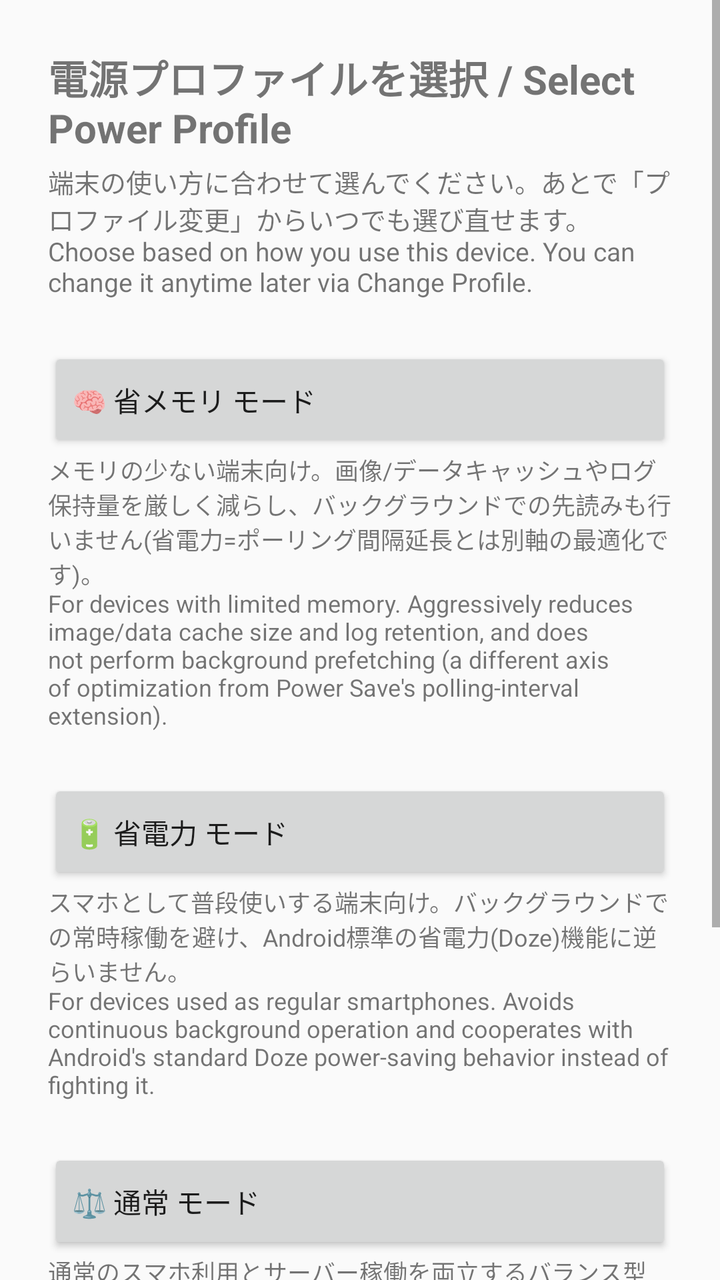
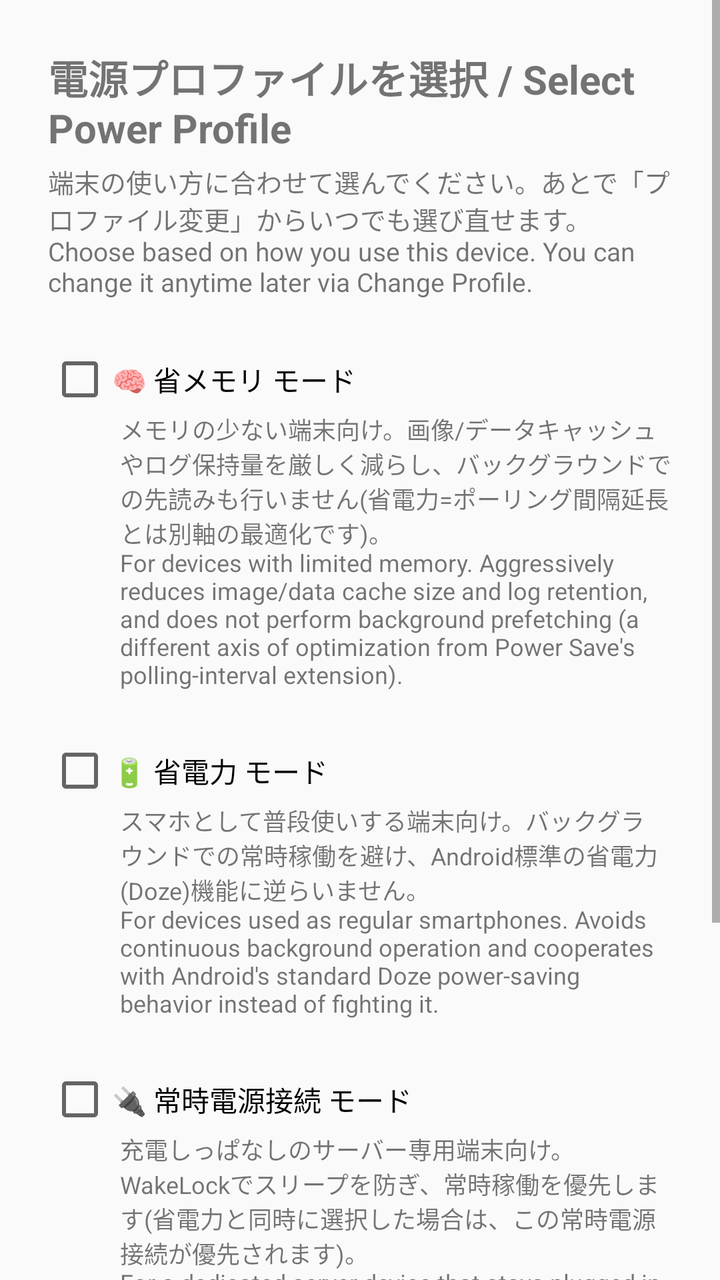

Compare the two renders of this Android layout. The source of the first and the diff that turns it into the second are given below.
<!-- AndroidManifest.xml: application theme Theme.OpenWebServer -->
<!-- res/layout/activity_profile_select.xml -->
<?xml version="1.0" encoding="utf-8"?>
<ScrollView xmlns:android="http://schemas.android.com/apk/res/android"
    android:layout_width="match_parent"
    android:layout_height="match_parent">

    
    <LinearLayout
        android:layout_width="match_parent"
        android:layout_height="wrap_content"
        android:layout_gravity="center_horizontal"
        android:maxWidth="640dp"
        android:orientation="vertical"
        android:padding="24dp">

        <TextView
            android:layout_width="match_parent"
            android:layout_height="wrap_content"
            android:text="@string/profile_select_title"
            android:textSize="20sp"
            android:textStyle="bold" />

        <TextView
            android:layout_width="match_parent"
            android:layout_height="wrap_content"
            android:layout_marginTop="4dp"
            android:layout_marginBottom="16dp"
            android:text="@string/profile_select_subtitle"
            android:textSize="13sp" />

        <Button
            android:id="@+id/buttonMemorySaver"
            android:layout_width="match_parent"
            android:layout_height="wrap_content"
            android:layout_marginTop="8dp"
            android:paddingTop="16dp"
            android:paddingBottom="16dp"
            android:text="@string/profile_memory_saver_button"
            android:textAlignment="viewStart" />

        <TextView
            android:layout_width="match_parent"
            android:layout_height="wrap_content"
            android:layout_marginBottom="16dp"
            android:text="@string/profile_memory_saver_desc"
            android:textSize="12sp" />

        <Button
            android:id="@+id/buttonPowerSave"
            android:layout_width="match_parent"
            android:layout_height="wrap_content"
            android:layout_marginTop="8dp"
            android:paddingTop="16dp"
            android:paddingBottom="16dp"
            android:text="@string/profile_power_save_button"
            android:textAlignment="viewStart" />

        <TextView
            android:layout_width="match_parent"
            android:layout_height="wrap_content"
            android:layout_marginBottom="16dp"
            android:text="@string/profile_power_save_desc"
            android:textSize="12sp" />

        <Button
            android:id="@+id/buttonNormal"
            android:layout_width="match_parent"
            android:layout_height="wrap_content"
            android:layout_marginTop="8dp"
            android:paddingTop="16dp"
            android:paddingBottom="16dp"
            android:text="@string/profile_normal_button"
            android:textAlignment="viewStart" />

        <TextView
            android:layout_width="match_parent"
            android:layout_height="wrap_content"
            android:layout_marginBottom="16dp"
            android:text="@string/profile_normal_desc"
            android:textSize="12sp" />

        <Button
            android:id="@+id/buttonAlwaysOn"
            android:layout_width="match_parent"
            android:layout_height="wrap_content"
            android:layout_marginTop="8dp"
            android:paddingTop="16dp"
            android:paddingBottom="16dp"
            android:text="@string/profile_always_on_button"
            android:textAlignment="viewStart" />

        <TextView
            android:layout_width="match_parent"
            android:layout_height="wrap_content"
            android:layout_marginBottom="16dp"
            android:text="@string/profile_always_on_desc"
            android:textSize="12sp" />

    </LinearLayout>
</ScrollView>
<!-- resources referenced by this layout -->
<resources>
  <string name="profile_always_on_button">🔌 常時電源接続 モード</string>
  <string name="profile_always_on_desc">充電しっぱなしのサーバー専用端末向け。WakeLockでスリープを防ぎ、常時稼働を優先します。\nFor a dedicated server device that stays plugged in. Holds a WakeLock to prevent sleep and prioritizes continuous uptime.</string>
  <string name="profile_memory_saver_button">🧠 省メモリ モード</string>
  <string name="profile_memory_saver_desc">メモリの少ない端末向け。画像/データキャッシュやログ保持量を厳しく減らし、バックグラウンドでの先読みも行いません(省電力=ポーリング間隔延長とは別軸の最適化です)。\nFor devices with limited memory. Aggressively reduces image/data cache size and log retention, and does not perform background prefetching (a different axis of optimization from Power Save\'s polling-interval extension).</string>
  <string name="profile_normal_button">⚖️ 通常 モード</string>
  <string name="profile_normal_desc">通常のスマホ利用とサーバー稼働を両立するバランス型(既定)。\nA balanced default profile that lets normal smartphone use and server operation coexist.</string>
  <string name="profile_power_save_button">🔋 省電力 モード</string>
  <string name="profile_power_save_desc">スマホとして普段使いする端末向け。バックグラウンドでの常時稼働を避け、Android標準の省電力(Doze)機能に逆らいません。\nFor devices used as regular smartphones. Avoids continuous background operation and cooperates with Android\'s standard Doze power-saving behavior instead of fighting it.</string>
  <string name="profile_select_subtitle">端末の使い方に合わせて選んでください。あとで「プロファイル変更」からいつでも選び直せます。\nChoose based on how you use this device. You can change it anytime later via "Change Profile".</string>
  <string name="profile_select_title">電源プロファイルを選択 / Select Power Profile</string>
  <style name="Theme.OpenWebServer" parent="Theme.AppCompat.DayNight.NoActionBar" />
</resources>

<!-- the commit's change to res/layout/activity_profile_select.xml (unified diff, before → after) -->
@@ -27,73 +27,67 @@
             android:text="@string/profile_select_subtitle"
             android:textSize="13sp" />
 
-        <Button
-            android:id="@+id/buttonMemorySaver"
+        <CheckBox
+            android:id="@+id/checkMemorySaver"
             android:layout_width="match_parent"
             android:layout_height="wrap_content"
             android:layout_marginTop="8dp"
-            android:paddingTop="16dp"
-            android:paddingBottom="16dp"
-            android:text="@string/profile_memory_saver_button"
-            android:textAlignment="viewStart" />
+            android:text="@string/profile_memory_saver_button" />
 
         <TextView
             android:layout_width="match_parent"
             android:layout_height="wrap_content"
             android:layout_marginBottom="16dp"
+            android:layout_marginStart="36dp"
             android:text="@string/profile_memory_saver_desc"
             android:textSize="12sp" />
 
-        <Button
-            android:id="@+id/buttonPowerSave"
+        <CheckBox
+            android:id="@+id/checkPowerSave"
             android:layout_width="match_parent"
             android:layout_height="wrap_content"
             android:layout_marginTop="8dp"
-            android:paddingTop="16dp"
-            android:paddingBottom="16dp"
-            android:text="@string/profile_power_save_button"
-            android:textAlignment="viewStart" />
+            android:text="@string/profile_power_save_button" />
 
         <TextView
             android:layout_width="match_parent"
             android:layout_height="wrap_content"
             android:layout_marginBottom="16dp"
+            android:layout_marginStart="36dp"
             android:text="@string/profile_power_save_desc"
             android:textSize="12sp" />
 
-        <Button
-            android:id="@+id/buttonNormal"
+        <CheckBox
+            android:id="@+id/checkAlwaysOn"
             android:layout_width="match_parent"
             android:layout_height="wrap_content"
             android:layout_marginTop="8dp"
-            android:paddingTop="16dp"
-            android:paddingBottom="16dp"
-            android:text="@string/profile_normal_button"
-            android:textAlignment="viewStart" />
+            android:text="@string/profile_always_on_button" />
+
+        <TextView
+            android:layout_width="match_parent"
+            android:layout_height="wrap_content"
+            android:layout_marginBottom="16dp"
+            android:layout_marginStart="36dp"
+            android:text="@string/profile_always_on_desc"
+            android:textSize="12sp" />
 
         <TextView
             android:layout_width="match_parent"
             android:layout_height="wrap_content"
             android:layout_marginBottom="16dp"
             android:text="@string/profile_normal_desc"
-            android:textSize="12sp" />
+            android:textSize="12sp"
+            android:textStyle="italic" />
 
         <Button
-            android:id="@+id/buttonAlwaysOn"
+            android:id="@+id/buttonLaunchCombination"
             android:layout_width="match_parent"
             android:layout_height="wrap_content"
             android:layout_marginTop="8dp"
             android:paddingTop="16dp"
             android:paddingBottom="16dp"
-            android:text="@string/profile_always_on_button"
-            android:textAlignment="viewStart" />
-
-        <TextView
-            android:layout_width="match_parent"
-            android:layout_height="wrap_content"
-            android:layout_marginBottom="16dp"
-            android:text="@string/profile_always_on_desc"
-            android:textSize="12sp" />
+            android:text="@string/profile_launch_combination_button" />
 
     </LinearLayout>
 </ScrollView>
<!-- resource entries referenced after the edit -->
@@ -1,11 +1,11 @@
 <!-- resources referenced by this layout -->
 <resources>
   <string name="profile_always_on_button">🔌 常時電源接続 モード</string>
-  <string name="profile_always_on_desc">充電しっぱなしのサーバー専用端末向け。WakeLockでスリープを防ぎ、常時稼働を優先します。\nFor a dedicated server device that stays plugged in. Holds a WakeLock to prevent sleep and prioritizes continuous uptime.</string>
+  <string name="profile_always_on_desc">充電しっぱなしのサーバー専用端末向け。WakeLockでスリープを防ぎ、常時稼働を優先します(省電力と同時に選択した場合は、この常時電源接続が優先されます)。\nFor a dedicated server device that stays plugged in. Holds a WakeLock to prevent sleep and prioritizes continuous uptime (if Power Save is also checked, Always-On takes priority for this axis).</string>
+  <string name="profile_launch_combination_button">この組み合わせで起動 / Launch with this combination</string>
   <string name="profile_memory_saver_button">🧠 省メモリ モード</string>
   <string name="profile_memory_saver_desc">メモリの少ない端末向け。画像/データキャッシュやログ保持量を厳しく減らし、バックグラウンドでの先読みも行いません(省電力=ポーリング間隔延長とは別軸の最適化です)。\nFor devices with limited memory. Aggressively reduces image/data cache size and log retention, and does not perform background prefetching (a different axis of optimization from Power Save\'s polling-interval extension).</string>
-  <string name="profile_normal_button">⚖️ 通常 モード</string>
-  <string name="profile_normal_desc">通常のスマホ利用とサーバー稼働を両立するバランス型(既定)。\nA balanced default profile that lets normal smartphone use and server operation coexist.</string>
+  <string name="profile_normal_desc">上記3つのチェックをすべて外すと「通常」モード(バランス型、既定)になります。\nUnchecking all three above selects "Normal" mode (a balanced default).</string>
   <string name="profile_power_save_button">🔋 省電力 モード</string>
   <string name="profile_power_save_desc">スマホとして普段使いする端末向け。バックグラウンドでの常時稼働を避け、Android標準の省電力(Doze)機能に逆らいません。\nFor devices used as regular smartphones. Avoids continuous background operation and cooperates with Android\'s standard Doze power-saving behavior instead of fighting it.</string>
   <string name="profile_select_subtitle">端末の使い方に合わせて選んでください。あとで「プロファイル変更」からいつでも選び直せます。\nChoose based on how you use this device. You can change it anytime later via "Change Profile".</string>
